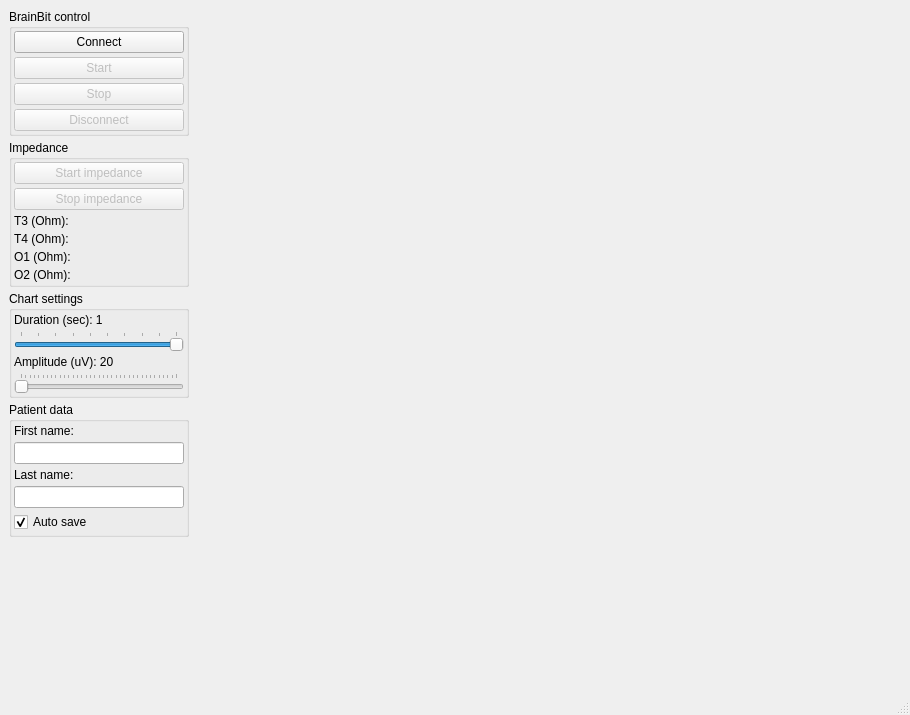
ZarkSPb/BB_Python, file UI/mainwindow.ui: the form before one commit.
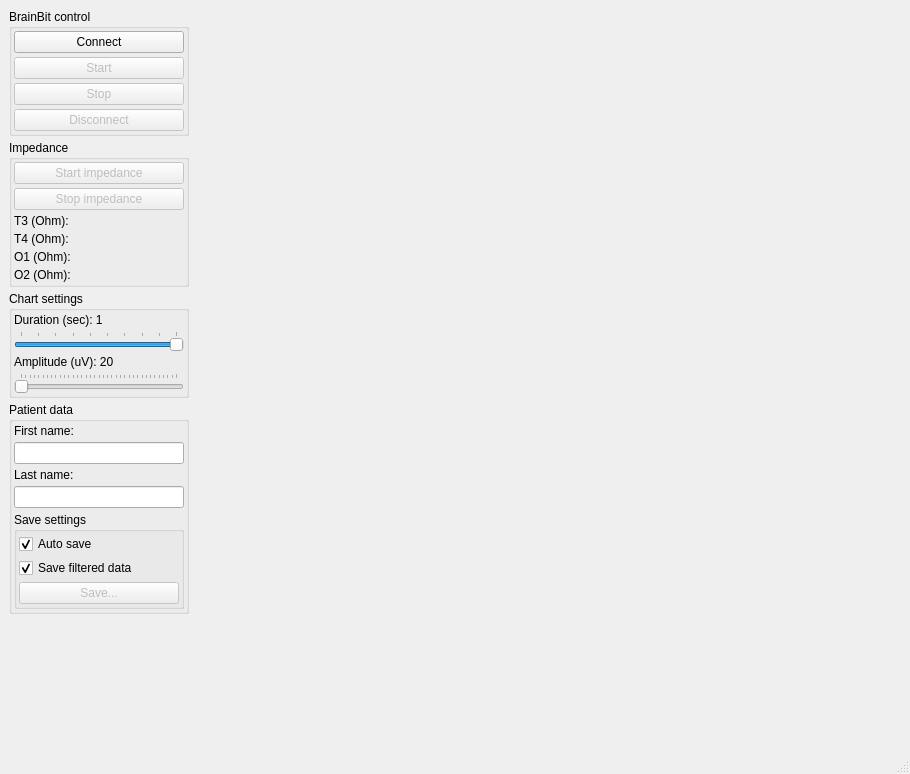
The form after the commit.

What changed in the file:
```diff
--- a/UI/mainwindow.ui
+++ b/UI/mainwindow.ui
@@ -7,7 +7,7 @@
     <x>0</x>
     <y>0</y>
     <width>910</width>
-    <height>715</height>
+    <height>774</height>
    </rect>
   </property>
   <property name="windowTitle">
@@ -321,13 +321,57 @@
            <widget class="QLineEdit" name="LinePatientLastName"/>
           </item>
           <item>
-           <widget class="QCheckBox" name="CheckBoxAutosave">
-            <property name="text">
-             <string>Auto save</string>
+           <widget class="QGroupBox" name="groupBox_5">
+            <property name="title">
+             <string>Save settings</string>
             </property>
-            <property name="checked">
-             <bool>true</bool>
-            </property>
+            <layout class="QVBoxLayout" name="LayoutSave">
+             <property name="spacing">
+              <number>4</number>
+             </property>
+             <property name="leftMargin">
+              <number>2</number>
+             </property>
+             <property name="topMargin">
+              <number>2</number>
+             </property>
+             <property name="rightMargin">
+              <number>2</number>
+             </property>
+             <property name="bottomMargin">
+              <number>2</number>
+             </property>
+             <item>
+              <widget class="QCheckBox" name="CheckBoxAutosave">
+               <property name="text">
+                <string>Auto save</string>
+               </property>
+               <property name="checked">
+                <bool>true</bool>
+               </property>
+              </widget>
+             </item>
+             <item>
+              <widget class="QCheckBox" name="CheckBoxFiltered">
+               <property name="text">
+                <string>Save filtered data</string>
+               </property>
+               <property name="checked">
+                <bool>true</bool>
+               </property>
+              </widget>
+             </item>
+             <item>
+              <widget class="QPushButton" name="ButtonSave">
+               <property name="enabled">
+                <bool>false</bool>
+               </property>
+               <property name="text">
+                <string>Save...</string>
+               </property>
+              </widget>
+             </item>
+            </layout>
            </widget>
           </item>
          </layout>
```
Left out of the diff: 25 changed lines with no effect on the pictures.
